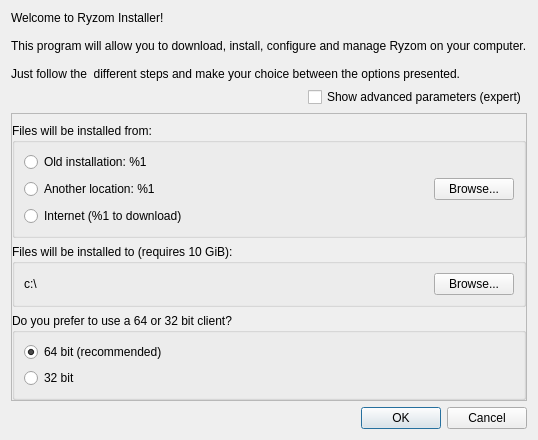
The window that code/ryzom/tools/client/ryzom_installer/ui/installdialog.ui (deedounet/khanat-opennel-code) describes before a commit, drawn with Qt 5.
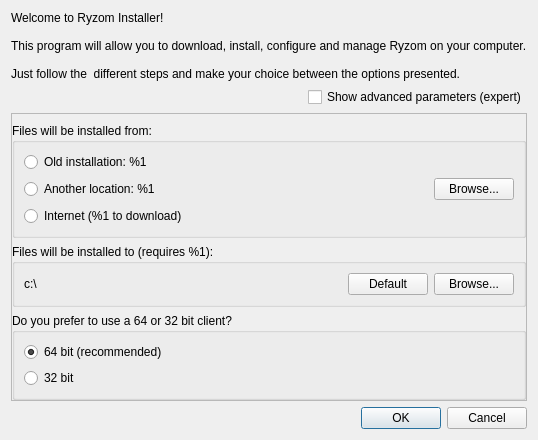
The same window after the commit.

Diff of the .ui file:
```diff
--- a/code/ryzom/tools/client/ryzom_installer/ui/installdialog.ui
+++ b/code/ryzom/tools/client/ryzom_installer/ui/installdialog.ui
@@ -144,13 +144,20 @@
       <item>
        <widget class="QGroupBox" name="destinationGroupBox">
         <property name="title">
-         <string>Files will be installed to (requires 10 GiB):</string>
+         <string notr="true">Files will be installed to (requires %1):</string>
         </property>
-        <layout class="QHBoxLayout" name="destinationLayout" stretch="1,0">
+        <layout class="QHBoxLayout" name="destinationLayout" stretch="1,0,0">
          <item>
           <widget class="QLabel" name="destinationLabel">
            <property name="text">
-            <string>c:\</string>
+            <string notr="true">c:\</string>
+           </property>
+          </widget>
+         </item>
+         <item>
+          <widget class="QPushButton" name="destinationDefaultButton">
+           <property name="text">
+            <string>Default</string>
            </property>
           </widget>
          </item>
```
Left out of the diff: 8 changed lines with no effect on the pictures.
